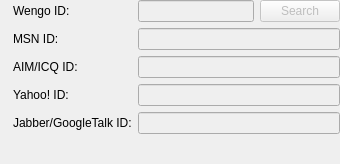
Before: the Qt Designer form wengophone/src/presentation/qt/imcontact/SimpleIMContactManager.ui in tkrotoff/WengoPhone, drawn with Qt 5.
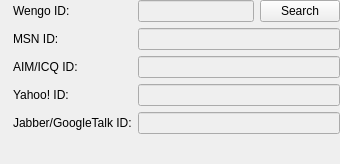
After: the same form once the commit is applied. Icons and pictures are not drawn.

The edit to the form file:
```diff
--- a/wengophone/src/presentation/qt/imcontact/SimpleIMContactManager.ui
+++ b/wengophone/src/presentation/qt/imcontact/SimpleIMContactManager.ui
@@ -41,9 +41,6 @@
    </item>
    <item row="0" column="3" >
     <widget class="QPushButton" name="searchWengoContactButton" >
-     <property name="enabled" >
-      <bool>false</bool>
-     </property>
      <property name="text" >
       <string>Search</string>
      </property>
```
